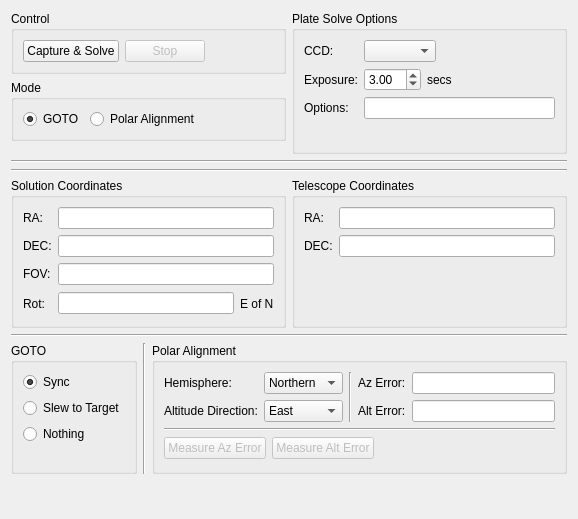
Above: kstars/ekos/align.ui from KDE/kstars before the change. Below: the same form after it.
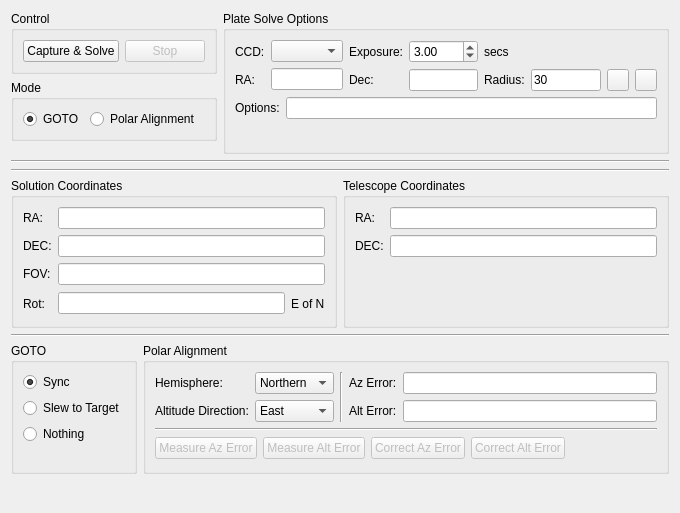
That is the form after the change. Custom widgets are drawn as their Qt base class.

Commit message: More work on polar alignment operations with an option to aid the user in correcting the polar error quite easily

```diff
--- a/kstars/ekos/align.ui
+++ b/kstars/ekos/align.ui
@@ -6,13 +6,13 @@
    <rect>
     <x>0</x>
     <y>0</y>
-    <width>578</width>
-    <height>519</height>
+    <width>680</width>
+    <height>513</height>
    </rect>
   </property>
-  <layout class="QVBoxLayout" name="verticalLayout_4">
+  <layout class="QVBoxLayout" name="verticalLayout_10">
    <item>
-    <layout class="QHBoxLayout" name="horizontalLayout_7">
+    <layout class="QHBoxLayout" name="horizontalLayout_12">
      <item>
       <layout class="QVBoxLayout" name="verticalLayout_3">
        <item>
@@ -133,51 +133,73 @@
        <property name="title">
         <string>Plate Solve Options</string>
        </property>
-       <layout class="QVBoxLayout" name="verticalLayout_2">
+       <layout class="QVBoxLayout" name="verticalLayout_9">
         <item>
-         <layout class="QFormLayout" name="formLayout_2">
-          <item row="0" column="0">
-           <widget class="QLabel" name="textLabel1_6">
-            <property name="toolTip">
-             <string/>
-            </property>
-            <property name="whatsThis">
-             <string/>
-            </property>
-            <property name="text">
-             <string>CCD:</string>
-            </property>
-           </widget>
+         <layout class="QHBoxLayout" name="horizontalLayout_11">
+          <item>
+           <layout class="QVBoxLayout" name="verticalLayout_2">
+            <item>
+             <widget class="QLabel" name="textLabel1_6">
+              <property name="toolTip">
+               <string/>
+              </property>
+              <property name="whatsThis">
+               <string/>
+              </property>
+              <property name="text">
+               <string>CCD:</string>
+              </property>
+             </widget>
+            </item>
+            <item>
+             <widget class="QLabel" name="label_15">
+              <property name="toolTip">
+               <string>estimated RA of target center to limit the solver's search area</string>
+              </property>
+              <property name="text">
+               <string>RA:</string>
+              </property>
+             </widget>
+            </item>
+           </layout>
           </item>
-          <item row="0" column="1">
-           <layout class="QHBoxLayout" name="horizontalLayout">
+          <item>
+           <layout class="QVBoxLayout" name="verticalLayout_6">
             <item>
              <widget class="KComboBox" name="CCDCaptureCombo"/>
             </item>
             <item>
-             <spacer name="horizontalSpacer_4">
-              <property name="orientation">
-               <enum>Qt::Horizontal</enum>
+             <widget class="dmsBox" name="raBox">
+              <property name="toolTip">
+               <string/>
               </property>
-              <property name="sizeHint" stdset="0">
-               <size>
-                <width>40</width>
-                <height>20</height>
-               </size>
+             </widget>
+            </item>
+           </layout>
+          </item>
+          <item>
+           <layout class="QVBoxLayout" name="verticalLayout_4">
+            <item>
+             <widget class="QLabel" name="label_7">
+              <property name="text">
+               <string>Exposure:</string>
               </property>
-             </spacer>
+             </widget>
             </item>
+            <item>
+             <widget class="QLabel" name="label_16">
+              <property name="toolTip">
+               <string>estimated DEC of target center to limit the solver's search area</string>
+              </property>
+              <property name="text">
+               <string>Dec:</string>
+              </property>
+             </widget>
+            </item>
            </layout>
           </item>
-          <item row="1" column="0">
-           <widget class="QLabel" name="label_7">
-            <property name="text">
-             <string>Exposure:</string>
-            </property>
-           </widget>
-          </item>
-          <item row="1" column="1">
-           <layout class="QHBoxLayout" name="horizontalLayout_11">
+          <item>
+           <layout class="QVBoxLayout" name="verticalLayout_7">
             <item>
              <widget class="QDoubleSpinBox" name="exposureSpin">
               <property name="minimum">
@@ -195,6 +217,17 @@
              </widget>
             </item>
             <item>
+             <widget class="dmsBox" name="decBox">
+              <property name="toolTip">
+               <string/>
+              </property>
+             </widget>
+            </item>
+           </layout>
+          </item>
+          <item>
+           <layout class="QVBoxLayout" name="verticalLayout_8">
+            <item>
              <widget class="QLabel" name="label">
               <property name="text">
                <string>secs</string>
@@ -202,28 +235,117 @@
              </widget>
             </item>
             <item>
-             <spacer name="horizontalSpacer_3">
-              <property name="orientation">
-               <enum>Qt::Horizontal</enum>
-              </property>
-              <property name="sizeHint" stdset="0">
-               <size>
-                <width>40</width>
-                <height>20</height>
-               </size>
-              </property>
-             </spacer>
+             <layout class="QHBoxLayout" name="horizontalLayout">
+              <item>
+               <widget class="QLabel" name="label_17">
+                <property name="text">
+                 <string>Radius:</string>
+                </property>
+               </widget>
+              </item>
+              <item>
+               <widget class="QLineEdit" name="radiusBox">
+                <property name="sizePolicy">
+                 <sizepolicy hsizetype="Expanding" vsizetype="Fixed">
+                  <horstretch>0</horstretch>
+                  <verstretch>0</verstretch>
+                 </sizepolicy>
+                </property>
+                <property name="toolTip">
+                 <string>The solver's search radius in degrees round the estimated RA and DEC</string>
+                </property>
+                <property name="statusTip">
+                 <string/>
+                </property>
+                <property name="text">
+                 <string>30</string>
+                </property>
+               </widget>
+              </item>
+              <item>
+               <widget class="QPushButton" name="syncBoxesB">
+                <property name="sizePolicy">
+                 <sizepolicy hsizetype="Fixed" vsizetype="Fixed">
+                  <horstretch>0</horstretch>
+                  <verstretch>0</verstretch>
+                 </sizepolicy>
+                </property>
+                <property name="minimumSize">
+                 <size>
+                  <width>22</width>
+                  <height>22</height>
+                 </size>
+                </property>
+                <property name="maximumSize">
+                 <size>
+                  <width>22</width>
+                  <height>22</height>
+                 </size>
+                </property>
+                <property name="toolTip">
+                 <string>&lt;html&gt;&lt;head/&gt;&lt;body&gt;&lt;p&gt;Fill RA &amp;amp; DEC values from telescope coordinates and update options&lt;/p&gt;&lt;/body&gt;&lt;/html&gt;</string>
+                </property>
+                <property name="text">
+                 <string/>
+                </property>
+                <property name="iconSize">
+                 <size>
+                  <width>22</width>
+                  <height>22</height>
+                 </size>
+                </property>
+               </widget>
+              </item>
+              <item>
+               <widget class="QPushButton" name="clearBoxesB">
+                <property name="sizePolicy">
+                 <sizepolicy hsizetype="Fixed" vsizetype="Fixed">
+                  <horstretch>0</horstretch>
+                  <verstretch>0</verstretch>
+                 </sizepolicy>
+                </property>
+                <property name="minimumSize">
+                 <size>
+                  <width>22</width>
+                  <height>22</height>
+                 </size>
+                </property>
+                <property name="maximumSize">
+                 <size>
+                  <width>22</width>
+                  <height>22</height>
+                 </size>
+                </property>
+                <property name="toolTip">
+                 <string>Clear RA &amp; DEC values and reset solver options</string>
+                </property>
+                <property name="text">
+                 <string/>
+                </property>
+                <property name="iconSize">
+                 <size>
+                  <width>22</width>
+                  <height>22</height>
+                 </size>
+                </property>
+               </widget>
+              </item>
+             </layout>
             </item>
            </layout>
           </item>
-          <item row="2" column="0">
+         </layout>
+        </item>
+        <item>
+         <layout class="QHBoxLayout" name="horizontalLayout_7">
+          <item>
            <widget class="QLabel" name="label_14">
             <property name="text">
              <string>Options:</string>
             </property>
            </widget>
           </item>
-          <item row="2" column="1">
+          <item>
            <widget class="QLineEdit" name="solverOptions">
             <property name="statusTip">
              <string>Additional options to be the solver</string>
@@ -233,7 +355,7 @@
          </layout>
         </item>
         <item>
-         <spacer name="verticalSpacer">
+         <spacer name="verticalSpacer_7">
           <property name="orientation">
            <enum>Qt::Vertical</enum>
           </property>
@@ -405,7 +527,7 @@
     </widget>
    </item>
    <item>
-    <layout class="QHBoxLayout" name="horizontalLayout_8">
+    <layout class="QHBoxLayout" name="horizontalLayout_9">
      <item>
       <widget class="QGroupBox" name="gotoBox">
        <property name="statusTip">
@@ -464,13 +586,6 @@
        </layout>
       </widget>
      </item>
-     <item>
-      <widget class="Line" name="line_7">
-       <property name="orientation">
-        <enum>Qt::Vertical</enum>
-       </property>
-      </widget>
-     </item>
      <item>
       <widget class="QGroupBox" name="alignmentBox">
        <property name="title">
@@ -577,7 +692,7 @@
          </widget>
         </item>
         <item>
-         <layout class="QHBoxLayout" name="horizontalLayout_9">
+         <layout class="QHBoxLayout" name="horizontalLayout_8">
           <item>
            <widget class="QPushButton" name="measureAzB">
             <property name="enabled">
@@ -598,6 +713,26 @@
             </property>
            </widget>
           </item>
+          <item>
+           <widget class="QPushButton" name="correctAzB">
+            <property name="enabled">
+             <bool>false</bool>
+            </property>
+            <property name="text">
+             <string>Correct Az Error</string>
+            </property>
+           </widget>
+          </item>
+          <item>
+           <widget class="QPushButton" name="correctAltB">
+            <property name="enabled">
+             <bool>false</bool>
+            </property>
+            <property name="text">
+             <string>Correct Alt Error</string>
+            </property>
+           </widget>
+          </item>
           <item>
            <spacer name="horizontalSpacer_5">
             <property name="orientation">
@@ -605,7 +740,7 @@
             </property>
             <property name="sizeHint" stdset="0">
              <size>
-              <width>40</width>
+              <width>18</width>
               <height>20</height>
              </size>
             </property>
@@ -659,6 +794,18 @@
    <extends>QComboBox</extends>
    <header>kcombobox.h</header>
   </customwidget>
+  <customwidget>
+   <class>KLineEdit</class>
+   <extends>QLineEdit</extends>
+   <header>klineedit.h</header>
+   <container>1</container>
+  </customwidget>
+  <customwidget>
+   <class>dmsBox</class>
+   <extends>KLineEdit</extends>
+   <header>widgets/dmsbox.h</header>
+   <container>1</container>
+  </customwidget>
  </customwidgets>
  <resources/>
  <connections/>
```
Left out of the diff: 36 changed lines with no effect on the pictures. The commit also changes 7 other files.
